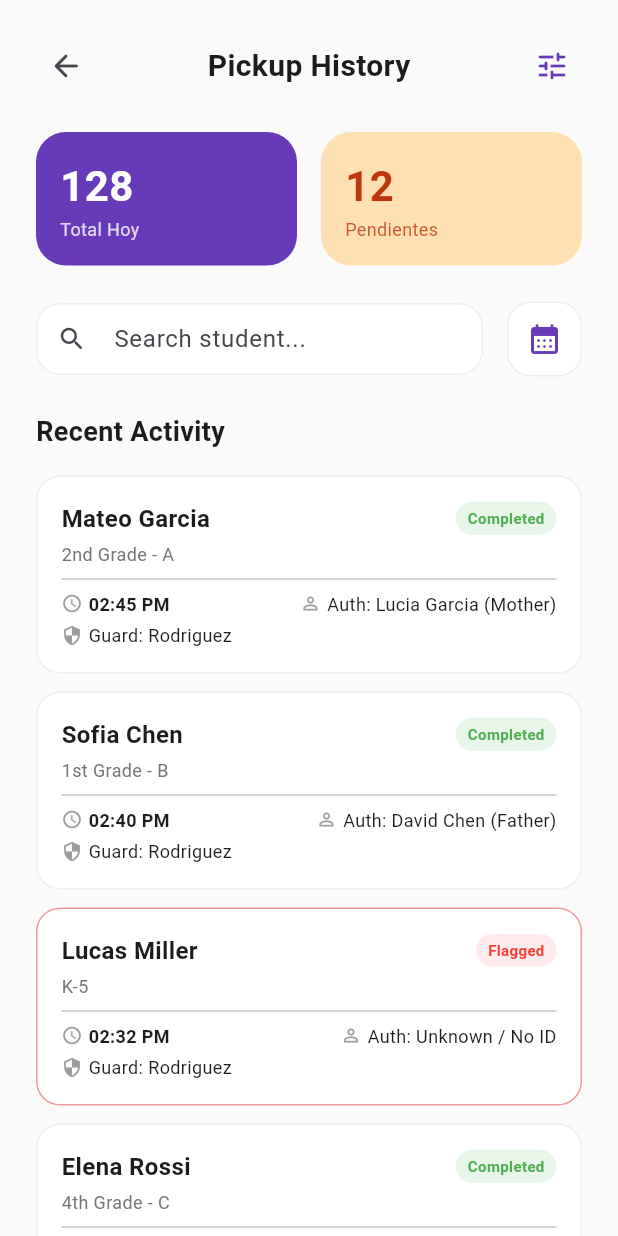
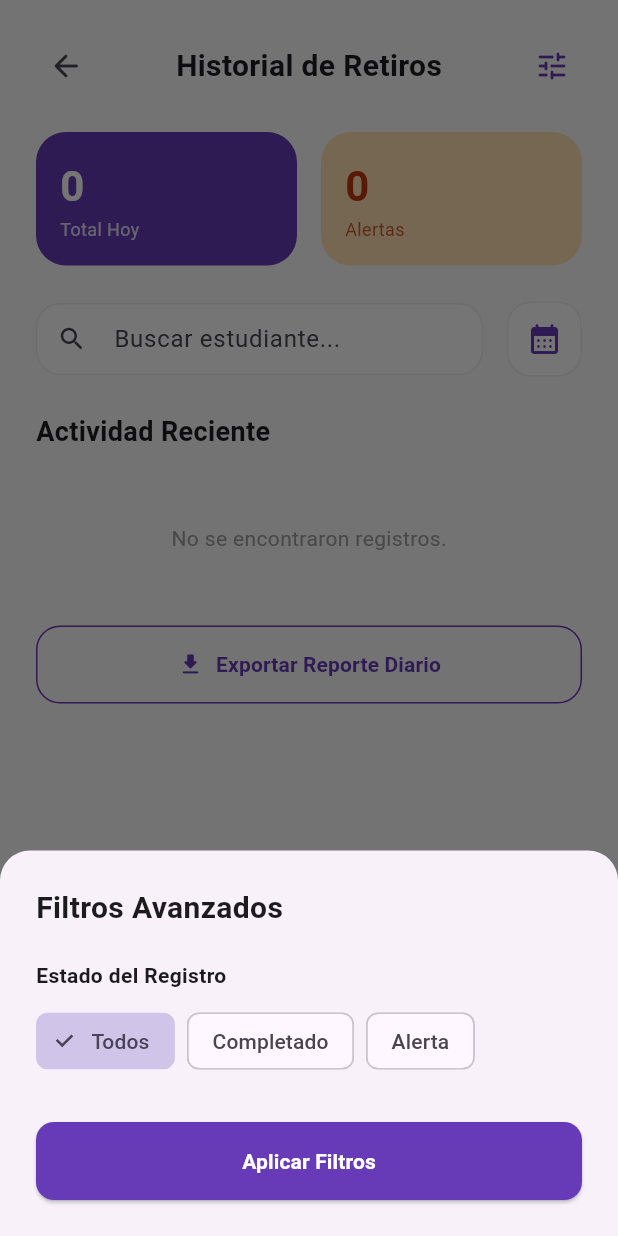
Before and after one commit to LUISALEJANDROSANDOVAL/EduSafe, a Flutter app: the PickupHistoryWidget screen opened directly, after a tap on the "tune" icon, on a phone screen of 412 x 824 dp. Run offline on Flutter 3.47's test engine with Material 3 defaults, Android fonts, the phone set to English and light mode, and no system bars; our stand-ins replace flutter_dotenv, local_auth, supabase_flutter; missing offline and left inert: dart:html; accounts and stored records are empty.

Commit message:
Nuevos avances en la lógica y componentes de EduSafe

```diff
--- a/lib/pages/AdminStudentManagement.dart
+++ b/lib/pages/AdminStudentManagement.dart
@@ -55,15 +55,26 @@ class _AdminStudentManagementWidgetState
     setState(() => _isLoading = true);
     try {
       final supabase = Supabase.instance.client;
-      final response = await supabase.from('estudiantes').select('id, nombre, curso, cedula_identidad, pinata_foto_cid, perfiles(nombre_completo, cedula_identidad)').order('creado_en', ascending: false);
+
+      // 1. Fetch students WITHOUT the 'perfiles' join to avoid the schema cache error
+      final response = await supabase.from('estudiantes').select('id, nombre, curso, cedula_identidad, pinata_foto_cid, tutor_id').order('creado_en', ascending: false);
+
+      // 2. Fetch all tutors
+      final tutorRes = await supabase.from('perfiles').select('id, nombre_completo, cedula_identidad').eq('rol', 'Tutor');
+      List<Map<String, dynamic>> loadedTutors = List<Map<String, dynamic>>.from(tutorRes);
 
       List<Map<String, dynamic>> loaded = [];
       for (var row in response) {
         String tutorName = 'Sin Asignar';
         String tutorCi = 'N/A';
-        if (row['perfiles'] != null) {
-          tutorName = row['perfiles']['nombre_completo'] ?? 'Sin Asignar';
-          tutorCi = row['perfiles']['cedula_identidad'] ?? 'N/A';
+
+        // 3. Map tutor manually in memory
+        if (row['tutor_id'] != null) {
+          final match = loadedTutors.where((t) => t['id'] == row['tutor_id']).toList();
+          if (match.isNotEmpty) {
+            tutorName = match.first['nombre_completo'] ?? 'Sin Asignar';
+            tutorCi = match.first['cedula_identidad'] ?? 'N/A';
+          }
         }
 
         loaded.add({
@@ -81,8 +92,7 @@ class _AdminStudentManagementWidgetState
         });
       }
 
-      final tutorRes = await supabase.from('perfiles').select('id, nombre_completo, cedula_identidad').eq('rol', 'Tutor');
-      List<Map<String, dynamic>> loadedTutors = List<Map<String, dynamic>>.from(tutorRes);
+
 
       if (mounted) {
         setState(() {
--- a/lib/pages/PickupHistory.dart
+++ b/lib/pages/PickupHistory.dart
@@ -1,4 +1,5 @@
 import 'package:flutter/material.dart';
+import 'package:supabase_flutter/supabase_flutter.dart';
 import '../utils/csv_exporter.dart';
 
 class PickupHistoryWidget extends StatefulWidget {
@@ -13,76 +14,93 @@ class PickupHistoryWidget extends StatefulWidget {
 class _PickupHistoryWidgetState extends State<PickupHistoryWidget> {
   final scaffoldKey = GlobalKey<ScaffoldState>();
 
+  bool _isLoading = true;
   String _searchQuery = '';
   DateTime? _selectedDate;
+  String _selectedStatusFilter = 'Todos';
 
-  // Simulated data base with DateTimes
-  late List<Map<String, dynamic>> _allHistoryItems;
+  List<Map<String, dynamic>> _allHistoryItems = [];
 
   @override
   void initState() {
     super.initState();
-    DateTime today = DateTime.now();
-    DateTime yesterday = today.subtract(const Duration(days: 1));
+    _fetchHistory();
+  }
 
-    _allHistoryItems = [
-      {
-        'studentName': 'Mateo Garcia',
-        'grade': '2do Grado - A',
-        'time': '02:45 PM',
-        'authorizedBy': 'Lucia Garcia (Madre)',
-        'guardName': 'Rodriguez',
-        'isFlagged': false,
-        'date': today,
-      },
-      {
-        'studentName': 'Sofia Chen',
-        'grade': '1er Grado - B',
-        'time': '02:40 PM',
-        'authorizedBy': 'David Chen (Padre)',
-        'guardName': 'Rodriguez',
-        'isFlagged': false,
-        'date': today,
-      },
-      {
-        'studentName': 'Lucas Miller',
-        'grade': 'K-5',
-        'time': '02:32 PM',
-        'authorizedBy': 'Desconocido / Sin ID',
-        'guardName': 'Rodriguez',
-        'isFlagged': true, // Flagged for attention
-        'date': today,
-      },
-      {
-        'studentName': 'Elena Rossi',
-        'grade': '4to Grado - C',
-        'time': '02:15 PM',
-        'authorizedBy': 'Marco Rossi (Tío)',
-        'guardName': 'Martinez',
-        'isFlagged': false,
-        'date': yesterday,
-      },
-      {
-        'studentName': 'Carlos Diaz',
-        'grade': '3er Grado - B',
-        'time': '03:00 PM',
-        'authorizedBy': 'Maria Diaz (Madre)',
-        'guardName': 'Martinez',
-        'isFlagged': false,
-        'date': yesterday,
-      },
-    ];
+  Future<void> _fetchHistory() async {
+    setState(() => _isLoading = true);
+    try {
+      final supabase = Supabase.instance.client;
+
+      // Fetch all required data to join in memory (preventing missing foreign key errors)
+      final salidasRes = await supabase.from('registro_salidas').select('*').order('fecha_hora', ascending: false);
+      final estudiantesRes = await supabase.from('estudiantes').select('id, nombre, curso');
+      final perfilesRes = await supabase.from('perfiles').select('id, nombre_completo, rol');
+      final tercerosRes = await supabase.from('terceros').select('id, nombre');
+
+      final List<Map<String, dynamic>> estudiantes = List<Map<String, dynamic>>.from(estudiantesRes);
+      final List<Map<String, dynamic>> perfiles = List<Map<String, dynamic>>.from(perfilesRes);
+      final List<Map<String, dynamic>> terceros = List<Map<String, dynamic>>.from(tercerosRes);
+
+      List<Map<String, dynamic>> loaded = [];
+
+      for (var row in salidasRes) {
+        // Find Estudiante
+        final estMatch = estudiantes.where((e) => e['id'] == row['estudiante_id']).toList();
+        final studentName = estMatch.isNotEmpty ? estMatch.first['nombre'] : 'Desconocido';
+        final grade = estMatch.isNotEmpty ? (estMatch.first['curso'] ?? 'Sin Grado') : 'Sin Grado';
+
+        // Find Guardia
+        final guardMatch = perfiles.where((p) => p['id'] == row['guardia_id']).toList();
+        final guardName = guardMatch.isNotEmpty ? guardMatch.first['nombre_completo'] : 'Desconocido';
+
+        // Find Autorizado (Tutor or Tercero)
+        String authorizedBy = 'Desconocido';
+        if (row['tercero_id'] != null) {
+          final terMatch = terceros.where((t) => t['id'] == row['tercero_id']).toList();
+          authorizedBy = terMatch.isNotEmpty ? '${terMatch.first['nombre']} (Tercero)' : 'Tercero Desconocido';
+        } else if (row['tutor_autorizador_id'] != null) {
+          final tutMatch = perfiles.where((p) => p['id'] == row['tutor_autorizador_id']).toList();
+          authorizedBy = tutMatch.isNotEmpty ? '${tutMatch.first['nombre_completo']} (Tutor)' : 'Tutor Desconocido';
+        }
+
+        final DateTime date = row['fecha_hora'] != null ? DateTime.parse(row['fecha_hora']).toLocal() : DateTime.now();
+        final timeStr = '${date.hour.toString().padLeft(2, '0')}:${date.minute.toString().padLeft(2, '0')}';
+
+        final estado = row['estado'] ?? 'Exitoso';
+        final isFlagged = estado.toString().toLowerCase().contains('alerta');
+
+        loaded.add({
+          'studentName': studentName,
+          'grade': grade,
+          'time': timeStr,
+          'authorizedBy': authorizedBy,
+          'guardName': guardName,
+          'isFlagged': isFlagged,
+          'date': date,
+          'status': isFlagged ? 'Alerta' : 'Completado',
+        });
+      }
+
+      if (mounted) {
+        setState(() {
+          _allHistoryItems = loaded;
+          _isLoading = false;
+        });
+      }
+    } catch (e) {
+      if (mounted) {
+        setState(() => _isLoading = false);
+        ScaffoldMessenger.of(context).showSnackBar(SnackBar(content: Text('Error al cargar historial: $e'), backgroundColor: Colors.red));
+      }
+    }
   }
 
   List<Map<String, dynamic>> get _filteredItems {
     return _allHistoryItems.where((item) {
       final matchesSearch =
-          item['studentName'].toLowerCase().contains(
-            _searchQuery.toLowerCase(),
-          ) ||
-          item['authorizedBy'].toLowerCase().contains(
-            _searchQuery.toLowerCase(),
-          );
+          item['studentName'].toString().toLowerCase().contains(_searchQuery.toLowerCase()) ||
+          item['authorizedBy'].toString().toLowerCase().contains(_searchQuery.toLowerCase());
 
       bool matchesDate = true;
       if (_selectedDate != null) {
@@ -93,7 +111,14 @@ class _PickupHistoryWidgetState extends State<PickupHistoryWidget> {
             itemDate.day == _selectedDate!.day;
       }
 
-      return matchesSearch && matchesDate;
+      bool matchesStatus = true;
+      if (_selectedStatusFilter == 'Completado') {
+        matchesStatus = item['isFlagged'] == false;
+      } else if (_selectedStatusFilter == 'Alerta') {
+        matchesStatus = item['isFlagged'] == true;
+      }
+
+      return matchesSearch && matchesDate && matchesStatus;
     }).toList();
   }
 
@@ -289,7 +314,7 @@ class _PickupHistoryWidgetState extends State<PickupHistoryWidget> {
                               ),
                               const SizedBox(height: 8),
                               const Text(
-                                'Authorized',
+                                'Autorizado',
                                 style: TextStyle(
                                   fontWeight: FontWeight.bold,
                                   fontSize: 12,
@@ -305,23 +330,23 @@ class _PickupHistoryWidgetState extends State<PickupHistoryWidget> {
                     // Info Grid
                     _buildModalRow(
                       Icons.person_rounded,
-                      'Student',
+                      'Estudiante',
                       studentName,
                     ),
-                    _buildModalRow(Icons.school_rounded, 'Grade', grade),
+                    _buildModalRow(Icons.school_rounded, 'Grado', grade),
                     _buildModalRow(
                       Icons.access_time_filled_rounded,
-                      'Time',
+                      'Hora',
                       time,
                     ),
                     _buildModalRow(
                       Icons.verified_user_rounded,
-                      'Authorized by',
+                      'Autorizado por',
                       authorizedBy,
                     ),
                     _buildModalRow(
                       Icons.security_rounded,
-                      'Security Staff',
+                      'Guardia de Seguridad',
                       guardName,
                     ),
 
@@ -356,8 +381,8 @@ class _PickupHistoryWidgetState extends State<PickupHistoryWidget> {
                               children: [
                                 Text(
                                   isFlagged
-                                      ? 'Attention Required'
-                                      : 'Secure Verification',
+                                      ? 'Atención Requerida'
+                                      : 'Verificación Segura',
                                   style: TextStyle(
                                     fontWeight: FontWeight.bold,
                                     color: isFlagged
@@ -367,8 +392,8 @@ class _PickupHistoryWidgetState extends State<PickupHistoryWidget> {
                                 ),
                                 Text(
                                   isFlagged
-                                      ? 'Manual override by guard'
-                                      : 'Face Match Confidence: 98.4%',
+                                      ? 'Alerta manual por guardia'
+                                      : 'Coincidencia de identidad: 98.4%',
                                   style: TextStyle(
                                     fontSize: 12,
                                     color: isFlagged
@@ -459,7 +484,7 @@ class _PickupHistoryWidgetState extends State<PickupHistoryWidget> {
                   borderRadius: BorderRadius.circular(12),
                 ),
                 child: Text(
-                  isFlagged ? "Flagged" : "Completed",
+                  isFlagged ? "Alerta" : "Completado",
                   style: TextStyle(
                     color: isFlagged ? Colors.red : Colors.green,
                     fontSize: 10,
@@ -493,7 +518,7 @@ class _PickupHistoryWidgetState extends State<PickupHistoryWidget> {
               const Spacer(),
               const Icon(Icons.person_outline, size: 14, color: Colors.grey),
               const SizedBox(width: 4),
-              Text("Auth: $authorizedBy", style: const TextStyle(fontSize: 12)),
+              Text("Aut.: $authorizedBy", style: const TextStyle(fontSize: 12)),
             ],
           ),
           const SizedBox(height: 4),
@@ -501,7 +526,7 @@ class _PickupHistoryWidgetState extends State<PickupHistoryWidget> {
             children: [
               const Icon(Icons.security, size: 14, color: Colors.grey),
               const SizedBox(width: 4),
-              Text("Guard: $guardName", style: const TextStyle(fontSize: 12)),
+              Text("Guardia: $guardName", style: const TextStyle(fontSize: 12)),
             ],
           ),
         ],
@@ -509,9 +534,67 @@ class _PickupHistoryWidgetState extends State<PickupHistoryWidget> {
     );
   }
 
+  void _showFilterModal() {
+    showModalBottomSheet(
+      context: context,
+      shape: const RoundedRectangleBorder(borderRadius: BorderRadius.vertical(top: Radius.circular(20))),
+      builder: (context) {
+        return StatefulBuilder(
+          builder: (context, setModalState) {
+            return Padding(
+              padding: const EdgeInsets.all(24.0),
+              child: Column(
+                mainAxisSize: MainAxisSize.min,
+                crossAxisAlignment: CrossAxisAlignment.stretch,
+                children: [
+                  const Text('Filtros Avanzados', style: TextStyle(fontSize: 20, fontWeight: FontWeight.bold)),
+                  const SizedBox(height: 20),
+                  const Text('Estado del Registro', style: TextStyle(fontWeight: FontWeight.bold)),
+                  const SizedBox(height: 10),
+                  Wrap(
+                    spacing: 8,
+                    children: ['Todos', 'Completado', 'Alerta'].map((status) {
+                      return ChoiceChip(
+                        label: Text(status),
+                        selected: _selectedStatusFilter == status,
+                        selectedColor: Colors.deepPurple.shade100,
+                        onSelected: (bool selected) {
+                          if (selected) {
+                            setState(() => _selectedStatusFilter = status);
+                            setModalState(() {});
+                          }
+                        },
+                      );
+                    }).toList(),
+                  ),
+                  const SizedBox(height: 30),
+                  ElevatedButton(
+                    onPressed: () => Navigator.pop(context),
+                    style: ElevatedButton.styleFrom(
+                      backgroundColor: Colors.deepPurple,
+                      padding: const EdgeInsets.symmetric(vertical: 16),
+                      shape: RoundedRectangleBorder(borderRadius: BorderRadius.circular(12)),
+                    ),
+                    child: const Text('Aplicar Filtros', style: TextStyle(color: Colors.white, fontWeight: FontWeight.bold)),
+                  ),
+                ],
+              ),
+            );
+          },
+        );
+      },
+    );
+  }
+
   @override
   Widget build(BuildContext context) {
     final filteredList = _filteredItems;
+    final totalHoy = _allHistoryItems.where((i) {
+      final now = DateTime.now();
+      final d = i['date'] as DateTime;
+      return d.year == now.year && d.month == now.month && d.day == now.day;
+    }).length;
+    final totalAlertas = _allHistoryItems.where((i) => i['isFlagged'] == true).length;
 
     return Scaffold(
       key: scaffoldKey,
@@ -530,7 +613,7 @@ class _PickupHistoryWidgetState extends State<PickupHistoryWidget> {
                     onPressed: () => Navigator.of(context).pop(),
                   ),
                   const Text(
-                    'Pickup History',
+                    'Historial de Retiros',
                     style: TextStyle(fontSize: 20, fontWeight: FontWeight.bold),
                   ),
                   IconButton(
@@ -538,7 +621,7 @@ class _PickupHistoryWidgetState extends State<PickupHistoryWidget> {
                       Icons.tune_rounded,
                       color: Colors.deepPurple,
                     ),
-                    onPressed: () {},
+                    onPressed: _showFilterModal,
                   ),
                 ],
               ),
@@ -555,7 +638,7 @@ class _PickupHistoryWidgetState extends State<PickupHistoryWidget> {
                       children: [
                         Expanded(
                           child: _buildSummaryCard(
-                            "128",
+                            totalHoy.toString(),
                             "Total Hoy",
                             Colors.deepPurple,
                             Colors.white,
@@ -564,8 +647,8 @@ class _PickupHistoryWidgetState extends State<PickupHistoryWidget> {
                         const SizedBox(width: 16),
                         Expanded(
                           child: _buildSummaryCard(
-                            "12",
-                            "Pendientes",
+                            totalAlertas.toString(),
+                            "Alertas",
                             Colors.orange.shade100,
                             Colors.deepOrange.shade900,
                           ),
@@ -582,7 +665,7 @@ class _PickupHistoryWidgetState extends State<PickupHistoryWidget> {
                             onChanged: (value) =>
                                 setState(() => _searchQuery = value),
                             decoration: InputDecoration(
-                              hintText: "Search student...",
+                              hintText: "Buscar estudiante...",
                               prefixIcon: const Icon(
                                 Icons.search_rounded,
                                 size: 20,
@@ -652,48 +735,20 @@ class _PickupHistoryWidgetState extends State<PickupHistoryWidget> {
 
                     // History List
                     const Text(
-                      'Recent Activity',
+                      'Actividad Reciente',
                       style: TextStyle(
                         fontSize: 18,
                         fontWeight: FontWeight.bold,
                       ),
                     ),
                     const SizedBox(height: 16),
-                    _buildHistoryItem(
-                      studentName: 'Mateo Garcia',
-                      grade: '2nd Grade - A',
-                      time: '02:45 PM',
-                      authorizedBy: 'Lucia Garcia (Mother)',
-                      guardName: 'Rodriguez',
-                      isFlagged: false,
-                    ),
-                    _buildHistoryItem(
-                      studentName: 'Sofia Chen',
-                      grade: '1st Grade - B',
-                      time: '02:40 PM',
-                      authorizedBy: 'David Chen (Father)',
-                      guardName: 'Rodriguez',
-                      isFlagged: false,
-                    ),
-                    _buildHistoryItem(
-                      studentName: 'Lucas Miller',
-                      grade: 'K-5',
-                      time: '02:32 PM',
-                      authorizedBy: 'Unknown / No ID',
-                      guardName: 'Rodriguez',
-                      isFlagged: true, // Flagged for attention
-                    ),
-                    _buildHistoryItem(
-                      studentName: 'Elena Rossi',
-                      grade: '4th Grade - C',
-                      time: '02:15 PM',
-                      authorizedBy: 'Marco Rossi (Uncle)',
-                      guardName: 'Martinez',
-                      isFlagged: false,
-                    ),
-                    const SizedBox(height: 16),
 
-                    if (filteredList.isEmpty)
+                    if (_isLoading)
+                      const Padding(
+                        padding: EdgeInsets.all(32.0),
+                        child: Center(child: CircularProgressIndicator(color: Colors.deepPurple)),
+                      )
+                    else if (filteredList.isEmpty)
                       const Padding(
                         padding: EdgeInsets.symmetric(vertical: 32.0),
                         child: Center(
@@ -704,13 +759,23 @@ class _PickupHistoryWidgetState extends State<PickupHistoryWidget> {
                         ),
                       )
                     else
-                      ...filteredList.map((item) => _buildHistoryItem(
+                      ...filteredList.map((item) => GestureDetector(
+                            onTap: () => _showDetailModal(
                               studentName: item['studentName'],
                               grade: item['grade'],
                               time: item['time'],
                               authorizedBy: item['authorizedBy'],
                               guardName: item['guardName'],
                               isFlagged: item['isFlagged'],
+                            ),
+                            child: _buildHistoryItem(
+                              studentName: item['studentName'],
+                              grade: item['grade'],
+                              time: item['time'],
+                              authorizedBy: item['authorizedBy'],
+                              guardName: item['guardName'],
+                              isFlagged: item['isFlagged'],
+                            ),
                           )),
 
                     const SizedBox(height: 16),
```
Lines whose indentation alone changed are shown as unchanged.
